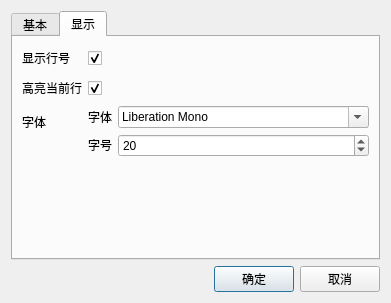
This is editorconfig.ui in neko-para/qdevcpp as Qt 5 draws it before an edit. The edited form follows.
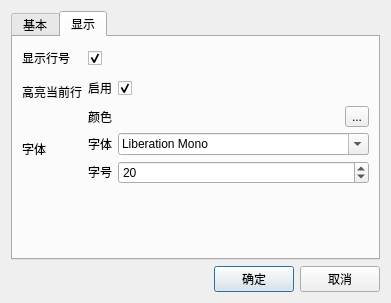
This is the edited form. The open tabs and pages were chosen to show the change.

The edit to the form file:
```diff
--- a/editorconfig.ui
+++ b/editorconfig.ui
@@ -209,16 +209,6 @@
          </property>
         </widget>
        </item>
-       <item row="1" column="1">
-        <widget class="QCheckBox" name="highlightCurrent">
-         <property name="text">
-          <string>　</string>
-         </property>
-         <property name="checked">
-          <bool>true</bool>
-         </property>
-        </widget>
-       </item>
        <item row="2" column="0">
         <widget class="QLabel" name="label_7">
          <property name="text">
@@ -266,6 +256,52 @@
          </item>
         </layout>
        </item>
+       <item row="1" column="1">
+        <layout class="QFormLayout" name="formLayout_3">
+         <item row="0" column="0">
+          <widget class="QLabel" name="label_5">
+           <property name="text">
+            <string>启用</string>
+           </property>
+          </widget>
+         </item>
+         <item row="0" column="1">
+          <widget class="QCheckBox" name="highlightCurrent">
+           <property name="text">
+            <string>　</string>
+           </property>
+           <property name="checked">
+            <bool>true</bool>
+           </property>
+          </widget>
+         </item>
+         <item row="1" column="0">
+          <widget class="QLabel" name="labelCurrentColor">
+           <property name="text">
+            <string>颜色</string>
+           </property>
+          </widget>
+         </item>
+         <item row="1" column="1">
+          <layout class="QHBoxLayout" name="horizontalLayout_2">
+           <item>
+            <widget class="QLabel" name="currentColor">
+             <property name="text">
+              <string/>
+             </property>
+            </widget>
+           </item>
+           <item>
+            <widget class="QToolButton" name="browseCurrentColor">
+             <property name="text">
+              <string>...</string>
+             </property>
+            </widget>
+           </item>
+          </layout>
+         </item>
+        </layout>
+       </item>
       </layout>
      </widget>
     </widget>
```
Left out of the diff: 48 changed lines with no effect on the pictures.
